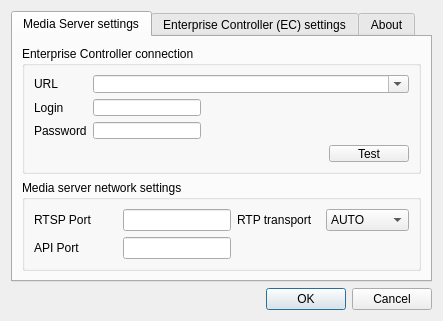
Old version of the form traytool/src/settings.ui in the repository networkoptix/nx_open.
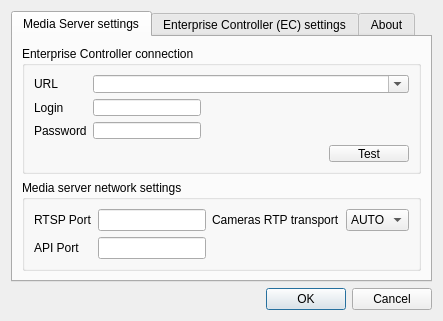
New version of the form.

Commit message:
rtp transport minor
<==== Mercurial data ====>
Branch: master

```diff
--- a/traytool/src/settings.ui
+++ b/traytool/src/settings.ui
@@ -173,7 +173,7 @@
             <item row="0" column="2">
              <widget class="QLabel" name="label_3">
               <property name="text">
-               <string>RTP transport</string>
+               <string>Cameras RTP transport</string>
               </property>
              </widget>
             </item>
```
